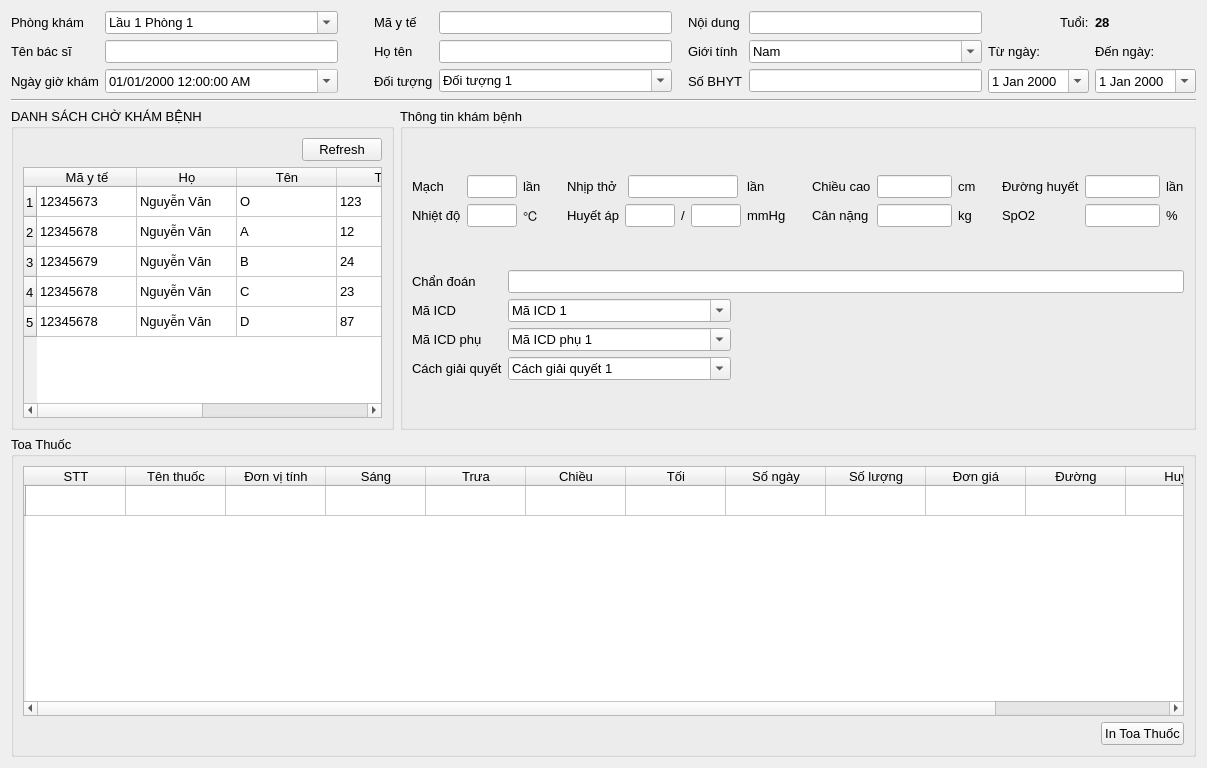
Old version of the form src/app/ui/TabKhamBenh.ui in the repository Kiritokun0909/bvgd_project.
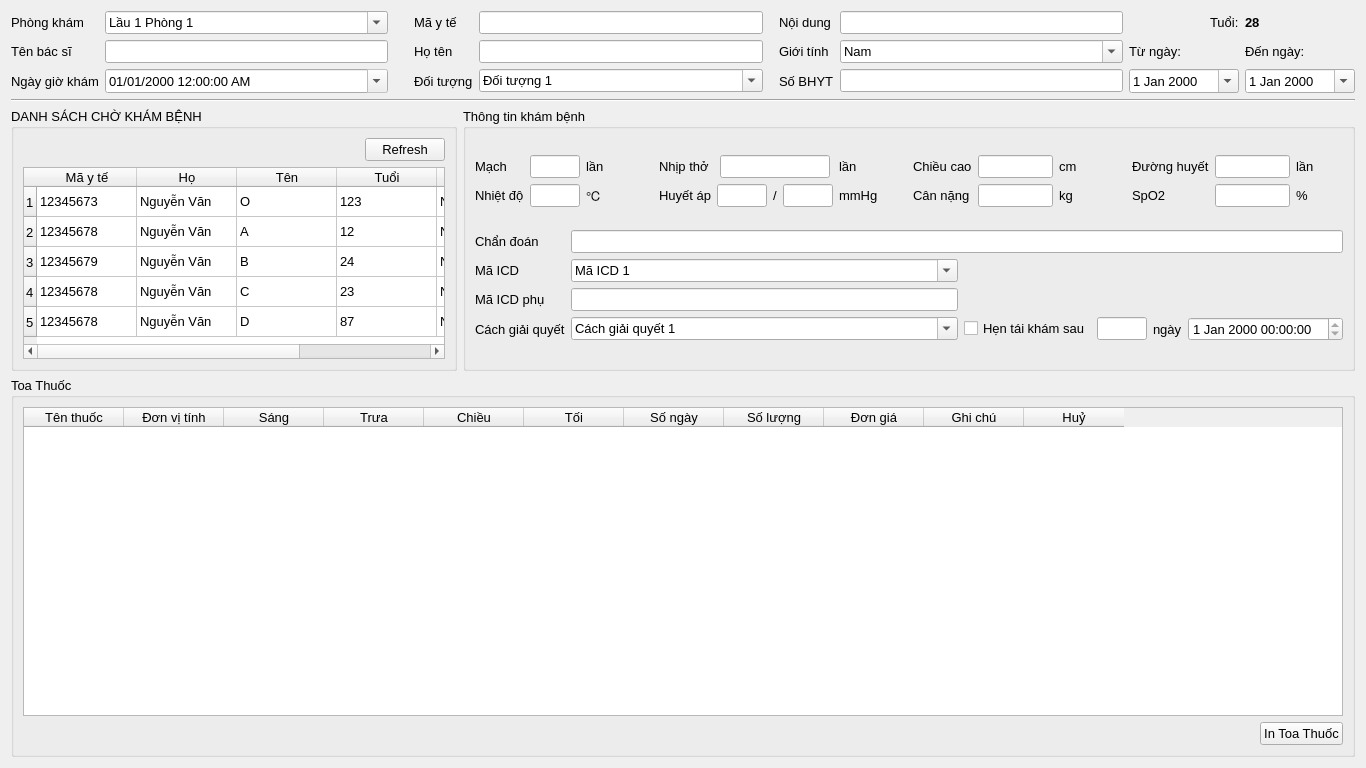
New version of the form.

Diff of the .ui file:
```diff
--- a/src/app/ui/TabKhamBenh.ui
+++ b/src/app/ui/TabKhamBenh.ui
@@ -6,7 +6,7 @@
    <rect>
     <x>0</x>
     <y>0</y>
-    <width>1207</width>
+    <width>1366</width>
     <height>768</height>
    </rect>
   </property>
@@ -21,9 +21,9 @@
   </property>
   <layout class="QHBoxLayout" name="horizontalLayout">
    <item>
-    <layout class="QVBoxLayout" name="tabKhamBenhLayout" stretch="0,0,2,2">
+    <layout class="QVBoxLayout" name="tabKhamBenhLayout" stretch="0,0,0,1">
      <item>
-      <layout class="QGridLayout" name="thongTinLayout">
+      <layout class="QGridLayout" name="thongTinLayout" columnstretch="0,0,0,0,0,0,0,0,0,0">
        <item row="2" column="7">
         <widget class="QLineEdit" name="so_bhyt"/>
        </item>
@@ -75,7 +75,7 @@
          </property>
          <property name="sizeHint" stdset="0">
           <size>
-           <width>30</width>
+           <width>20</width>
            <height>20</height>
           </size>
          </property>
@@ -258,9 +258,15 @@
            <verstretch>0</verstretch>
           </sizepolicy>
          </property>
+         <property name="minimumSize">
+          <size>
+           <width>110</width>
+           <height>0</height>
+          </size>
+         </property>
          <property name="maximumSize">
           <size>
-           <width>250</width>
+           <width>16777215</width>
            <height>16777215</height>
           </size>
          </property>
@@ -291,9 +297,15 @@
            <verstretch>0</verstretch>
           </sizepolicy>
          </property>
+         <property name="minimumSize">
+          <size>
+           <width>110</width>
+           <height>0</height>
+          </size>
+         </property>
          <property name="maximumSize">
           <size>
-           <width>200</width>
+           <width>16777215</width>
            <height>16777215</height>
           </size>
          </property>
@@ -917,14 +929,7 @@
              </layout>
             </item>
             <item>
-             <layout class="QGridLayout" name="nhapChanDoanLayout" rowstretch="0,0,0,0" columnstretch="0,1,2">
-              <item row="0" column="0">
-               <widget class="QLabel" name="lb_chan_doan">
-                <property name="text">
-                 <string>Chẩn đoán</string>
-                </property>
-               </widget>
-              </item>
+             <layout class="QGridLayout" name="nhapChanDoanLayout" rowstretch="0,0,0,0" columnstretch="0,2,0,0,0,0">
               <item row="1" column="0">
                <widget class="QLabel" name="lb_ma_icd">
                 <property name="text">
@@ -932,6 +937,13 @@
                 </property>
                </widget>
               </item>
+              <item row="0" column="0">
+               <widget class="QLabel" name="lb_chan_doan">
+                <property name="text">
+                 <string>Chẩn đoán</string>
+                </property>
+               </widget>
+              </item>
               <item row="3" column="0">
                <widget class="QLabel" name="lb_cach_giai_quyet">
                 <property name="text">
@@ -939,13 +951,6 @@
                 </property>
                </widget>
               </item>
-              <item row="2" column="0">
-               <widget class="QLabel" name="lb_ma_icd_phu">
-                <property name="text">
-                 <string>Mã ICD phụ</string>
-                </property>
-               </widget>
-              </item>
               <item row="1" column="1">
                <widget class="QComboBox" name="cb_ma_icd">
                 <property name="editable">
@@ -973,36 +978,11 @@
                 </item>
                </widget>
               </item>
-              <item row="2" column="1">
-               <widget class="QComboBox" name="cb_ma_icd_phu">
-                <property name="editable">
-                 <bool>true</bool>
+              <item row="2" column="0">
+               <widget class="QLabel" name="lb_ma_icd_phu">
+                <property name="text">
+                 <string>Mã ICD phụ</string>
                 </property>
-                <item>
-                 <property name="text">
-                  <string>Mã ICD phụ 1</string>
-                 </property>
-                </item>
-                <item>
-                 <property name="text">
-                  <string>Mã ICD phụ 2</string>
-                 </property>
-                </item>
-                <item>
-                 <property name="text">
-                  <string>Mã ICD phụ 3</string>
-                 </property>
-                </item>
-                <item>
-                 <property name="text">
-                  <string>Mã ICD phụ 4</string>
-                 </property>
-                </item>
-                <item>
-                 <property name="text">
-                  <string>Mã ICD phụ 5</string>
-                 </property>
-                </item>
                </widget>
               </item>
               <item row="3" column="1">
@@ -1037,9 +1017,49 @@
                 </item>
                </widget>
               </item>
-              <item row="0" column="1" colspan="2">
+              <item row="2" column="1">
+               <widget class="QLineEdit" name="ma_icd_phu"/>
+              </item>
+              <item row="3" column="2">
+               <widget class="QCheckBox" name="is_hen_kham">
+                <property name="text">
+                 <string>Hẹn tái khám sau</string>
+                </property>
+               </widget>
+              </item>
+              <item row="3" column="5">
+               <widget class="QDateTimeEdit" name="ngay_hen_kham">
+                <property name="readOnly">
+                 <bool>true</bool>
+                </property>
+               </widget>
+              </item>
+              <item row="3" column="3">
+               <widget class="QLineEdit" name="so_ngay_hen">
+                <property name="sizePolicy">
+                 <sizepolicy hsizetype="Fixed" vsizetype="Fixed">
+                  <horstretch>0</horstretch>
+                  <verstretch>0</verstretch>
+                 </sizepolicy>
+                </property>
+                <property name="maximumSize">
+                 <size>
+                  <width>50</width>
+                  <height>16777215</height>
+                 </size>
+                </property>
+               </widget>
+              </item>
+              <item row="0" column="1" colspan="5">
                <widget class="QLineEdit" name="chan_doan"/>
               </item>
+              <item row="3" column="4">
+               <widget class="QLabel" name="label_14">
+                <property name="text">
+                 <string>ngày</string>
+                </property>
+               </widget>
+              </item>
              </layout>
             </item>
            </layout>
@@ -1058,17 +1078,13 @@
          </property>
          <layout class="QVBoxLayout" name="verticalLayout">
           <item>
-           <widget class="QTableWidget" name="tableWidget">
-            <row>
-             <property name="text">
-              <string/>
-             </property>
-            </row>
-            <column>
-             <property name="text">
-              <string>STT</string>
-             </property>
-            </column>
+           <widget class="QTableWidget" name="ds_thuoc">
+            <property name="minimumSize">
+             <size>
+              <width>1316</width>
+              <height>0</height>
+             </size>
+            </property>
             <column>
              <property name="text">
               <string>Tên thuốc</string>
@@ -1116,7 +1132,7 @@
             </column>
             <column>
              <property name="text">
-              <string>Đường</string>
+              <string>Ghi chú</string>
              </property>
             </column>
             <column>
@@ -1124,11 +1140,6 @@
               <string>Huỷ</string>
              </property>
             </column>
-            <column>
-             <property name="text">
-              <string>Tên hoạt chất</string>
-             </property>
-            </column>
            </widget>
           </item>
           <item>
```
Left out of the diff: 19 changed lines with no effect on the pictures.
